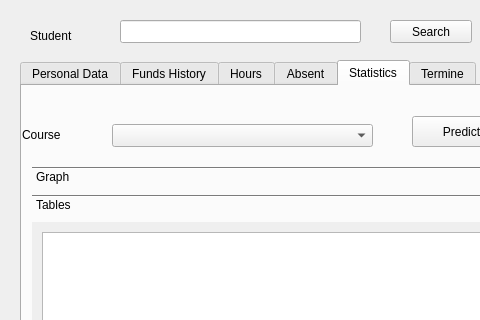
The window that Student/viewstudentdialog.ui (MrRisoni/Gauss) describes before a commit, drawn with Qt 5; both pictures show x 0 to 480 and y 0 to 320 of the 595 by 683 pixel window.
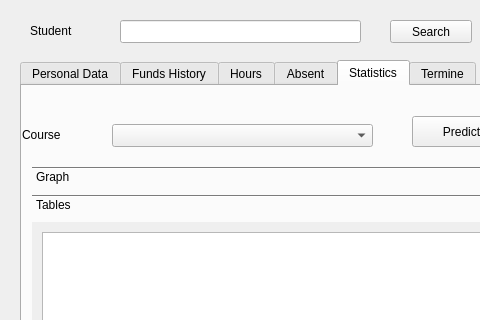
The same window after the commit. The open tabs and pages were chosen to show the change.

Commit message: search by adt

```diff
--- a/Student/viewstudentdialog.ui
+++ b/Student/viewstudentdialog.ui
@@ -1307,9 +1307,9 @@
    <property name="geometry">
     <rect>
      <x>30</x>
-     <y>20</y>
+     <y>10</y>
      <width>81</width>
-     <height>31</height>
+     <height>41</height>
     </rect>
    </property>
    <property name="text">
```
Left out of the diff: 8 changed lines with no effect on the pictures. The commit also changes 2 other files.
